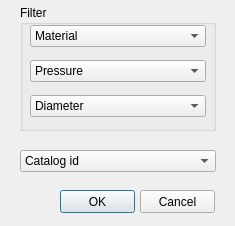
Before: the Qt Designer form ui/ws_catalog.ui in Giswater/giswater_qgis_plugin, drawn with Qt 5.
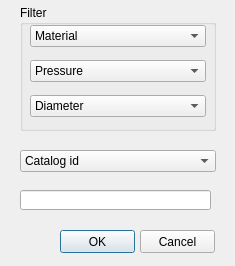
After: the same form once the commit is applied.

Diff of the .ui file:
```diff
--- a/ui/ws_catalog.ui
+++ b/ui/ws_catalog.ui
@@ -7,7 +7,7 @@
     <x>0</x>
     <y>0</y>
     <width>235</width>
-    <height>226</height>
+    <height>266</height>
    </rect>
   </property>
   <property name="windowTitle">
@@ -17,7 +17,7 @@
    <property name="geometry">
     <rect>
      <x>60</x>
-     <y>190</y>
+     <y>230</y>
      <width>75</width>
      <height>23</height>
     </rect>
@@ -30,7 +30,7 @@
    <property name="geometry">
     <rect>
      <x>140</x>
-     <y>190</y>
+     <y>230</y>
      <width>75</width>
      <height>23</height>
     </rect>
@@ -112,6 +112,16 @@
     </item>
    </widget>
   </widget>
+  <widget class="QLineEdit" name="lineEdit">
+   <property name="geometry">
+    <rect>
+     <x>20</x>
+     <y>190</y>
+     <width>191</width>
+     <height>20</height>
+    </rect>
+   </property>
+  </widget>
  </widget>
  <resources/>
  <connections/>
```
